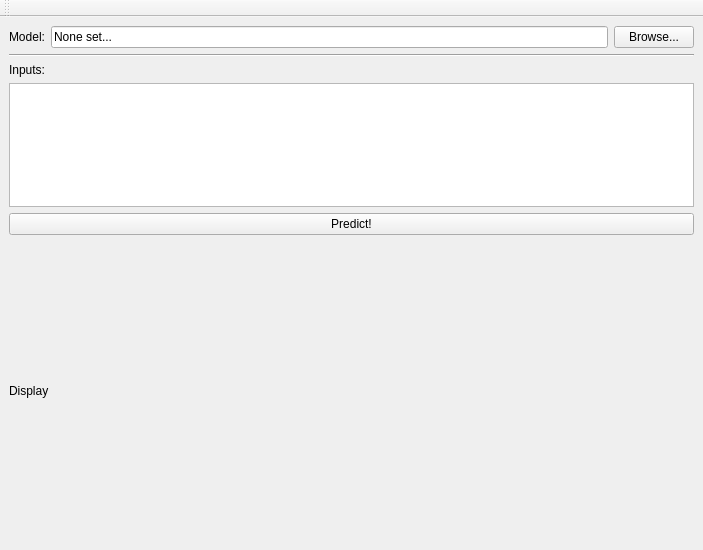
The window that basicgui.ui (annahessler/mlthesis) describes before a commit, drawn with Qt 5.
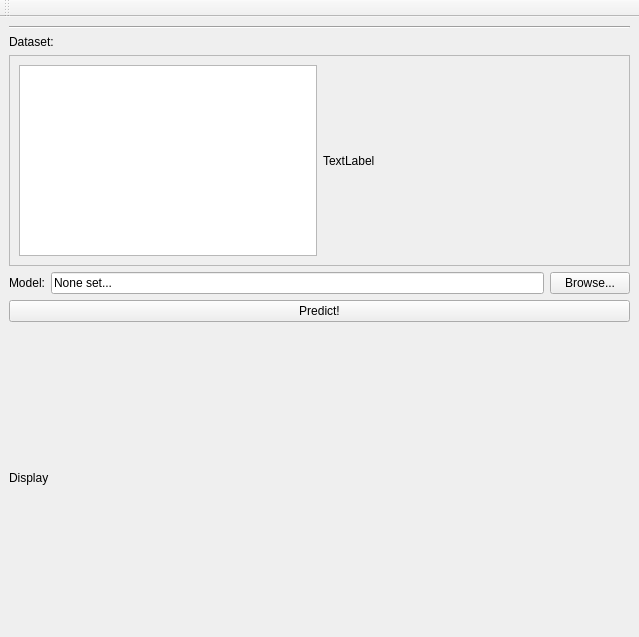
The same window after the commit.

Commit message: removed pyqtgraph dependency

Diff of the .ui file:
```diff
--- a/basicgui.ui
+++ b/basicgui.ui
@@ -10,8 +10,8 @@
    <rect>
     <x>0</x>
     <y>0</y>
-    <width>703</width>
-    <height>550</height>
+    <width>639</width>
+    <height>637</height>
    </rect>
   </property>
   <property name="sizePolicy">
@@ -33,6 +33,55 @@
    <layout class="QHBoxLayout" name="horizontalLayout">
     <item>
      <layout class="QVBoxLayout" name="verticalLayout">
+      <item>
+       <widget class="Line" name="dividerLine">
+        <property name="orientation">
+         <enum>Qt::Horizontal</enum>
+        </property>
+       </widget>
+      </item>
+      <item>
+       <widget class="QLabel" name="inputLabel">
+        <property name="text">
+         <string>Dataset:</string>
+        </property>
+       </widget>
+      </item>
+      <item>
+       <widget class="QFrame" name="frame">
+        <property name="frameShape">
+         <enum>QFrame::StyledPanel</enum>
+        </property>
+        <property name="frameShadow">
+         <enum>QFrame::Raised</enum>
+        </property>
+        <layout class="QHBoxLayout" name="horizontalLayout_3">
+         <item>
+          <widget class="QListView" name="datasetList">
+           <property name="sizePolicy">
+            <sizepolicy hsizetype="Expanding" vsizetype="Expanding">
+             <horstretch>0</horstretch>
+             <verstretch>0</verstretch>
+            </sizepolicy>
+           </property>
+          </widget>
+         </item>
+         <item>
+          <widget class="QLabel" name="datasetView">
+           <property name="sizePolicy">
+            <sizepolicy hsizetype="Expanding" vsizetype="Expanding">
+             <horstretch>0</horstretch>
+             <verstretch>0</verstretch>
+            </sizepolicy>
+           </property>
+           <property name="text">
+            <string>TextLabel</string>
+           </property>
+          </widget>
+         </item>
+        </layout>
+       </widget>
+      </item>
       <item>
        <layout class="QHBoxLayout" name="horizontalLayout_2">
         <item>
@@ -67,23 +116,6 @@
         </item>
        </layout>
       </item>
-      <item>
-       <widget class="Line" name="dividerLine">
-        <property name="orientation">
-         <enum>Qt::Horizontal</enum>
-        </property>
-       </widget>
-      </item>
-      <item>
-       <widget class="QLabel" name="inputLabel">
-        <property name="text">
-         <string>Inputs:</string>
-        </property>
-       </widget>
-      </item>
-      <item>
-       <widget class="QListView" name="burnList"/>
-      </item>
       <item>
        <widget class="QPushButton" name="predictButton">
         <property name="text">
@@ -109,6 +141,9 @@
    </layout>
   </widget>
   <widget class="QToolBar" name="toolBar">
+   <property name="enabled">
+    <bool>true</bool>
+   </property>
    <property name="windowTitle">
     <string>toolBar</string>
    </property>
```
The commit also changes 2 other files.
